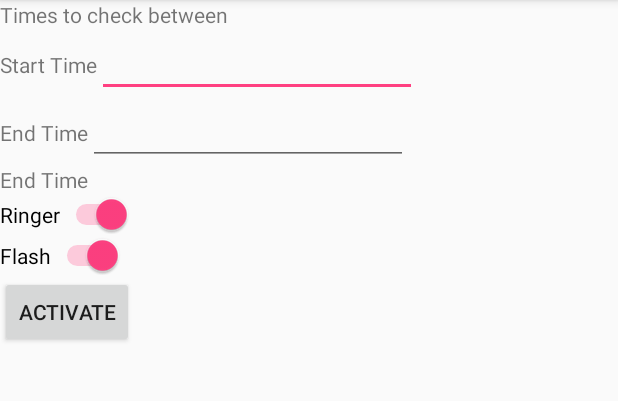
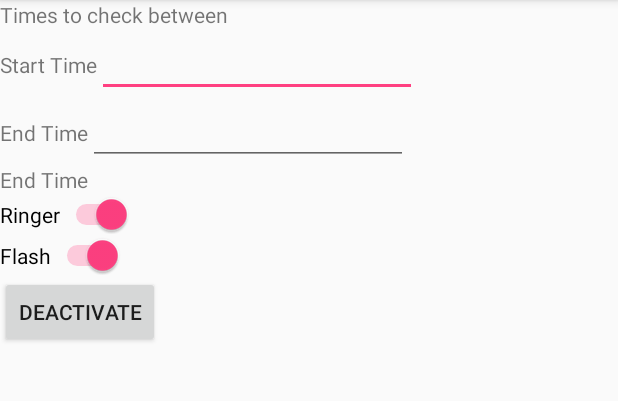
Before and after one commit to starfish01/SleepEasy, an Android app: the screen it shows after launch (MainActivity), after a tap on "ACTIVATE", on a phone screen of 412 x 824 dp, the part 84-485 px from its top. Run offline under Robolectric (Android 15) with nearby library versions, the phone set to English and light mode, and no system bars; 2 other taps on this screen came first.

Commit message:
18/8
set up activate and deavtive button
set up app auto launch on phone reset
active button is now stored

```diff
--- a/app/src/main/java/au/com/patricklabes/sleepeasy/MainActivity.java
+++ b/app/src/main/java/au/com/patricklabes/sleepeasy/MainActivity.java
@@ -3,10 +3,12 @@ package au.com.patricklabes.sleepeasy;
 import android.content.SharedPreferences;
 import android.os.Bundle;
 import android.support.v7.app.AppCompatActivity;
+import android.util.Log;
 import android.view.View;
 import android.widget.Button;
 import android.widget.Switch;
 import android.widget.TextView;
+import android.widget.Toast;
 
 public class MainActivity extends AppCompatActivity implements View.OnClickListener{
 
@@ -16,12 +18,15 @@ public class MainActivity extends AppCompatActivity implements View.OnClickListe
     private int batteryPercent, pluggedIn;
 
 
+
     @Override
     protected void onCreate(Bundle savedInstanceState) {
         super.onCreate(savedInstanceState);
         setContentView(R.layout.activity_main);
 
         SharedPreferences prefs = this.getSharedPreferences("au.com.shifttech", 0);
+
+
 
 
 
@@ -36,9 +41,8 @@ public class MainActivity extends AppCompatActivity implements View.OnClickListe
         alarmSwitch.setOnClickListener(this);
         flashSwitch.setOnClickListener(this);
 
+        buttonStates();
 
-        BatteryChecker bc = new BatteryChecker();
-        bc.setAlarm(getApplicationContext());
 
     }
 
@@ -54,7 +58,7 @@ public class MainActivity extends AppCompatActivity implements View.OnClickListe
 
                  break;
              case R.id.btn_activate:
-
+                 activeBtnChecker();
                  break;
 
          }
@@ -64,6 +68,42 @@ public class MainActivity extends AppCompatActivity implements View.OnClickListe
     public void saveStates(){
 
 
+
+    }
+
+    public void activeBtnChecker(){
+        SharedPreferences prefs = this.getSharedPreferences("au.com.shifttech", 0);
+        BatteryChecker bc = new BatteryChecker();
+
+
+        boolean activated = prefs.getBoolean("ACTIVATED",false);
+
+        if (!activated){
+            bc.setAlarm(getApplicationContext());
+            activateBtn.setText("Deactivate");
+            Toast.makeText(this,"Active", Toast.LENGTH_LONG).show();
+            prefs.edit().putBoolean("ACTIVATED",true).apply();
+        }else{
+            bc.cancelAlarm(getApplicationContext());
+            activateBtn.setText("Activate");
+            Toast.makeText(this,"Deactivated", Toast.LENGTH_LONG).show();
+            prefs.edit().putBoolean("ACTIVATED",false).apply();
+        }
+    }
+
+
+    public void buttonStates(){
+        SharedPreferences prefs = this.getSharedPreferences("au.com.shifttech", 0);
+        boolean activated = prefs.getBoolean("ACTIVATED",false);
+
+
+        if (activated){
+            activateBtn.setText("Deactive");
+        }
+
+
+
+
     }
 
 
```
Also changed, not shown: app/src/main/AndroidManifest.xml (+7 -2 lines), app/src/main/java/au/com/patricklabes/sleepeasy/OnRebootChecker.java (added, +32 -0 lines).
